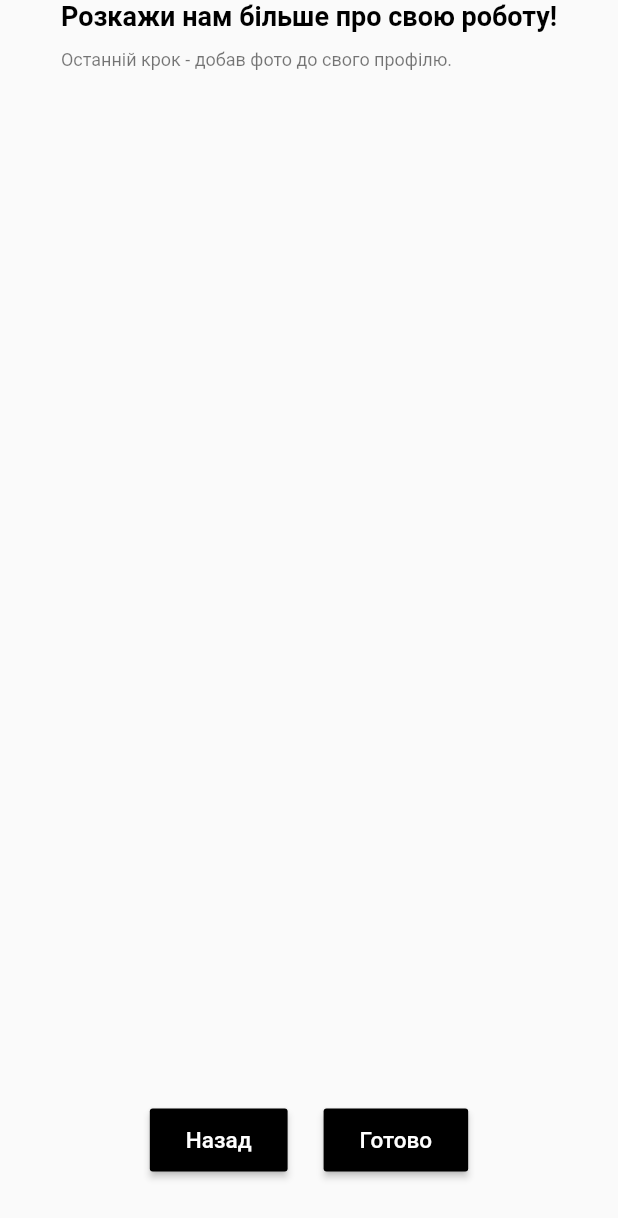
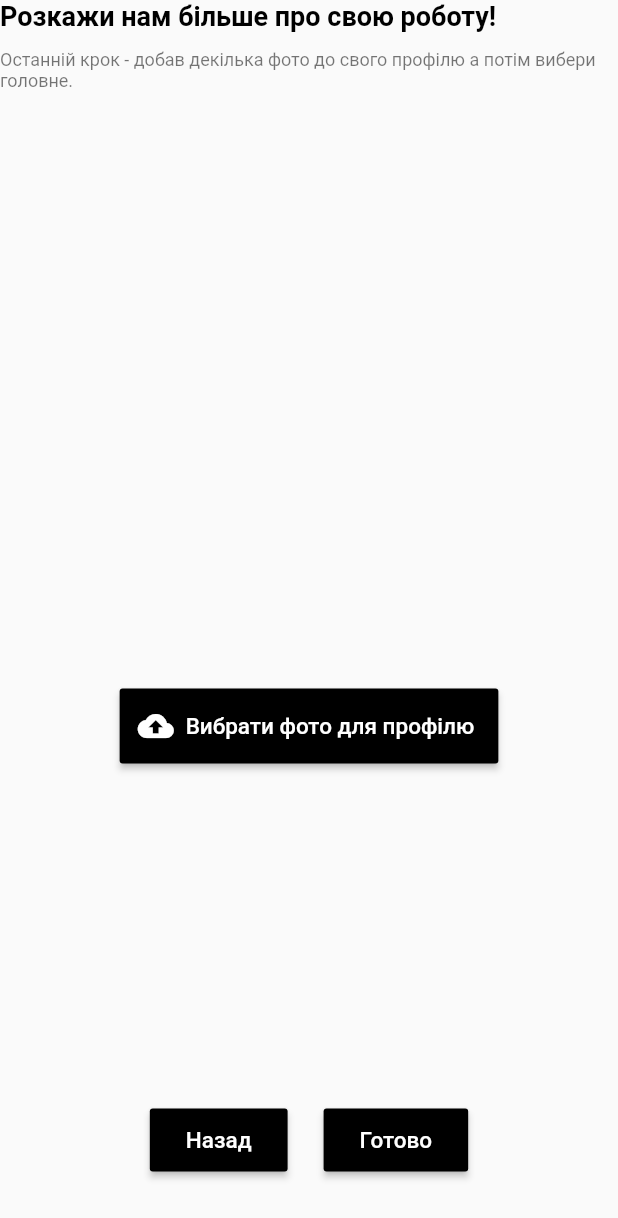
Before and after one commit to Moriarty33/podiya, a Flutter app: the AgentImageStep widget shown alone on an empty page, opened directly, on a phone screen of 412 x 824 dp. Shown: the top 1218 px of the screen. Run offline on Flutter 3.47's test engine with Material 2 defaults, Android fonts, the phone set to English and light mode, and no system bars; our stand-ins replace cloud_firestore, dropdown_search, firebase_auth, firebase_core, flutter_inner_drawer, flutter_mobx and 6 more; missing offline and left inert: flutter_auth_buttons, multi_image_picker; accounts and stored records are empty; generated files the repository leaves out were written again.

Commit message:
Add images picker

```diff
--- a/lib/widgets/Wizard/AgentContactStep.dart
+++ b/lib/widgets/Wizard/AgentContactStep.dart
@@ -24,7 +24,7 @@ class AgentContactStep extends StatelessWidget {
                 title: "Розкажи нам більше про свою роботу!",
                 subtitle:
                     "Твоя контактна інформація. Додай свій номер телефону, посилання на сайт, соціальні мережі тощо."),
-            SizedBox(height: 48),
+            SizedBox(height: 32),
             Form(
               key: _formKey,
               child: Column(
--- a/lib/widgets/Wizard/AgentImageStep.dart
+++ b/lib/widgets/Wizard/AgentImageStep.dart
@@ -1,11 +1,18 @@
 import 'package:flutter/material.dart';
+import 'package:multi_image_picker/multi_image_picker.dart';
+import 'package:podiya/state/wizardState.dart';
+import 'package:provider/provider.dart';
 
+import 'SelectImages.dart';
 import 'StepButton.dart';
 import 'StepInfo.dart';
 
 class AgentImageStep extends StatelessWidget {
+  WizardState wizardState;
+
   @override
   Widget build(BuildContext context) {
+    wizardState = Provider.of<WizardState>(context);
     return Column(
       mainAxisAlignment: MainAxisAlignment.spaceBetween,
       children: [
@@ -13,15 +20,40 @@ class AgentImageStep extends StatelessWidget {
           children: [
             StepInfo(
                 title: "Розкажи нам більше про свою роботу!",
-                subtitle: "Останній крок - добав фото до свого профілю."),
+                subtitle:
+                    "Останній крок - добав декілька фото до свого профілю а потім вибери головне."),
+            SizedBox(height: 24),
+            SelectImages(cbImage: (Asset image) {
+              wizardState.setAgentImage(image);
+            }, cbImages: (List<Asset> images) {
+              wizardState.setAgentImages(images);
+            })
           ],
         ),
-         SizedBox(height: 48),
+        SizedBox(height: 48),
         Row(mainAxisAlignment: MainAxisAlignment.center, children: [
           StepButton(text: "Назад", next: false),
-          StepButton(text: "Готово"),
+          StepButton(
+              text: "Готово",
+              cb: () {
+                if (wizardState.agentImages.length == 0) {
+                  showMessage(context, "Загрузіть фото для вашого профілю");
+                  return;
+                }
+                if (wizardState.agentImage == null) {
+                  showMessage(context, "Натисніть на фото щоб вибрати головне");
+                  return;
+                }
+
+                wizardState.increment();
+              }),
         ])
       ],
     );
   }
+
+  showMessage(context, message) {
+    final snackBar = SnackBar(content: Text(message));
+    Scaffold.of(context).showSnackBar(snackBar);
+  }
 }
--- /dev/null
+++ b/lib/widgets/Wizard/SelectImages.dart
@@ -0,0 +1,125 @@
+import 'package:flutter/material.dart';
+import 'package:multi_image_picker/multi_image_picker.dart';
+
+class SelectImages extends StatefulWidget {
+  final Function(List<Asset> images) cbImages;
+  final Function(Asset image) cbImage;
+
+  const SelectImages({
+    Key key,
+    this.cbImages,
+    this.cbImage,
+  }) : super(key: key);
+
+  @override
+  _SelectImagesState createState() => _SelectImagesState();
+}
+
+class _SelectImagesState extends State<SelectImages> {
+  List<Asset> images = List<Asset>();
+  Asset image;
+
+  @override
+  void initState() {
+    super.initState();
+  }
+
+  Widget buildGridView() {
+    return GridView.count(
+      crossAxisCount: 3,
+      shrinkWrap: true,
+      children: List.generate(
+        images.length,
+        (index) {
+          Asset asset = images[index];
+          return Stack(
+            children: [
+              InkWell(
+                onTap: () {
+                  setState(() {
+                    image = asset;
+                    widget.cbImage(image);
+                  });
+                },
+                child: AssetThumb(
+                  asset: asset,
+                  width: 300,
+                  height: 300,
+                ),
+              ),
+              image == asset
+                  ? Positioned(
+                      left: 8.0,
+                      top: 8.0,
+                      child: Icon(
+                        Icons.check_circle,
+                        color: Colors.green,
+                      ),
+                    )
+                  : Container()
+            ],
+          );
+        },
+      ),
+    );
+  }
+
+  Future<void> loadAssets() async {
+    List<Asset> resultList = List<Asset>();
+
+    try {
+      resultList = await MultiImagePicker.pickImages(
+        maxImages: 12,
+        enableCamera: false,
+        selectedAssets: images,
+        cupertinoOptions: CupertinoOptions(takePhotoIcon: "chat"),
+        materialOptions: MaterialOptions(
+          actionBarColor: "#00000",
+          actionBarTitle: "Виберіть фотографії",
+          allViewTitle: "Всі фото",
+          useDetailsView: false,
+          selectCircleStrokeColor: "#000000",
+        ),
+      );
+    } on Exception catch (e) {
+      print(e);
+    }
+
+    // If the widget was removed from the tree while the asynchronous platform
+    // message was in flight, we want to discard the reply rather than calling
+    // setState to update our non-existent appearance.
+    if (!mounted) return;
+
+    setState(() {
+      images = resultList;
+      widget.cbImages(images);
+      image = null;
+      widget.cbImage(null);
+    });
+  }
+
+  Widget buildUploadImages() {
+    return Container(
+        height: 50,
+        child: RaisedButton.icon(
+          color: Colors.black,
+          icon: Icon(Icons.cloud_upload, color: Colors.white),
+          label: Text(
+            "Вибрати фото для профілю",
+            style: TextStyle(color: Colors.white, fontSize: 15),
+          ),
+          onPressed: loadAssets,
+        ));
+  }
+
+  @override
+  Widget build(BuildContext context) {
+    return Column(
+      children: [
+        Container(height: 350, child: Expanded(child: buildGridView())),
+        SizedBox(height: 24),
+        buildUploadImages()
+      ],
+    );
+  }
+}
--- a/pubspec.yaml
+++ b/pubspec.yaml
@@ -32,6 +32,7 @@ dependencies:
   flutter_tags: "^0.4.9+1"
   multi_select_flutter: ^3.1.6
   intl_phone_number_input: ^0.6.0
+  multi_image_picker: ^4.7.14
 
 dev_dependencies:
   flutter_test:
```
Also changed, not shown: lib/state/wizardState.dart (+17 -0 lines), pubspec.lock, 4 other files.
